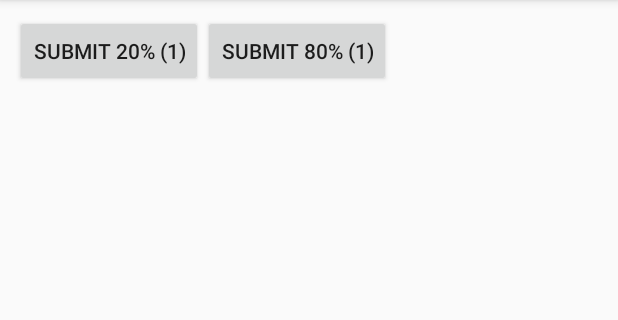
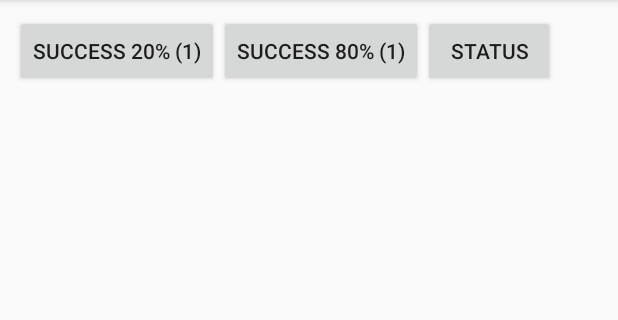
Before and after one commit to sfeatherstone/example-WorkManager, an Android app: the screen it shows after launch (MainActivity), on a phone screen of 412 x 824 dp, the part 84-404 px from its top. Run offline under Robolectric (Android 15) with nearby library versions, the phone set to English and light mode, and no system bars.

Commit message:
Added ability to query old workmanager jobs

```diff
--- a/app/src/main/java/com/sfeatherstone/workmanagerexample/MainActivity.kt
+++ b/app/src/main/java/com/sfeatherstone/workmanagerexample/MainActivity.kt
@@ -11,24 +11,28 @@ class MainActivity : AppCompatActivity() {
     val viewModel: MainViewModel by viewModels()
     var index = 1
 
-    fun submitWork(precentPass: Int) {
-        viewModel.postToServer(applicationContext,precentPass, index++)
-        submitWorkButton80.text = "Submit 80% (${index})"
-        submitWorkButton20.text = "Submit 20% (${index})"
+    fun submitWork(percentPass: Int) {
+        viewModel.postToServer(applicationContext, percentPass, index++)
+        submitWorkButton80.text = "Success 80% (${index})"
+        submitWorkButton20.text = "Success 20% (${index})"
     }
 
     override fun onCreate(savedInstanceState: Bundle?) {
         super.onCreate(savedInstanceState)
         setContentView(R.layout.activity_main)
 
-        submitWorkButton80.text = "Submit 80% (${index})"
+        submitWorkButton80.text = "Success 80% (${index})"
         submitWorkButton80.setOnClickListener {
             submitWork(80)
         }
 
-        submitWorkButton20.text = "Submit 20% (${index})"
+        submitWorkButton20.text = "Success 20% (${index})"
         submitWorkButton20.setOnClickListener {
             submitWork(20)
+        }
+
+        getStatusButton.setOnClickListener {
+            viewModel.getAllJobs(applicationContext)
         }
 
         viewModel.jobs.observe(this, Observer {
--- a/app/src/main/res/layout/activity_main.xml
+++ b/app/src/main/res/layout/activity_main.xml
@@ -24,6 +24,15 @@
         app:layout_constraintStart_toEndOf="@id/submitWorkButton20"
         app:layout_constraintTop_toTopOf="@+id/submitWorkButton20" />
 
+    <Button
+        android:id="@+id/getStatusButton"
+        android:layout_width="wrap_content"
+        android:layout_height="wrap_content"
+        android:text="Status"
+        app:layout_constraintBottom_toBottomOf="@id/submitWorkButton20"
+        app:layout_constraintStart_toEndOf="@id/submitWorkButton80"
+        app:layout_constraintTop_toTopOf="@+id/submitWorkButton20" />
+
     <androidx.core.widget.NestedScrollView
         android:id="@+id/nestedScroll"
         android:layout_width="match_parent"
--- a/build.gradle
+++ b/build.gradle
@@ -8,7 +8,7 @@ buildscript {
 
     }
     dependencies {
-        classpath 'com.android.tools.build:gradle:3.6.1'
+        classpath 'com.android.tools.build:gradle:3.6.3'
         classpath "org.jetbrains.kotlin:kotlin-gradle-plugin:$kotlin_version"
 
         // NOTE: Do not place your application dependencies here; they belong
```
Also changed, not shown: app/src/main/java/com/sfeatherstone/workmanagerexample/MainViewModel.kt (+29 -4 lines), app/src/main/java/com/sfeatherstone/workmanagerexample/PostToServerWorker.kt (+7 -8 lines).
